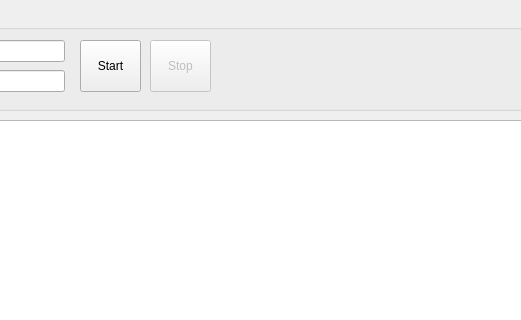
Before: the Qt Designer form mainwindow.ui in aalesv/FastECU-broker, drawn with Qt 5; both pictures show x 160 to 681 and y 0 to 320 of the 800 by 600 pixel window.
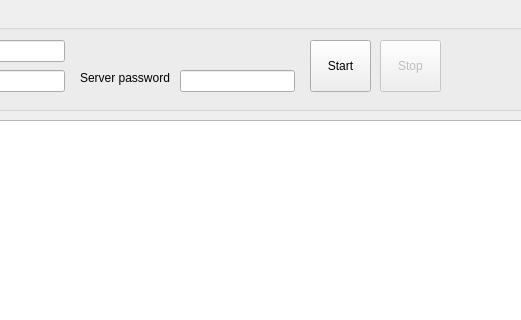
After: the same form once the commit is applied.

Commit message: Added server password

The edit to the form file:
```diff
--- a/mainwindow.ui
+++ b/mainwindow.ui
@@ -117,7 +117,7 @@
     <widget class="QPushButton" name="pushButton_start">
      <property name="geometry">
       <rect>
-       <x>220</x>
+       <x>450</x>
        <y>30</y>
        <width>61</width>
        <height>52</height>
@@ -133,7 +133,7 @@
      </property>
      <property name="geometry">
       <rect>
-       <x>290</x>
+       <x>520</x>
        <y>30</y>
        <width>61</width>
        <height>52</height>
@@ -143,6 +143,38 @@
       <string>Stop</string>
      </property>
     </widget>
+    <widget class="QLabel" name="label_server_password">
+     <property name="geometry">
+      <rect>
+       <x>220</x>
+       <y>60</y>
+       <width>91</width>
+       <height>16</height>
+      </rect>
+     </property>
+     <property name="autoFillBackground">
+      <bool>false</bool>
+     </property>
+     <property name="text">
+      <string>Server password</string>
+     </property>
+    </widget>
+    <widget class="QLineEdit" name="lineEdit_server_password">
+     <property name="enabled">
+      <bool>true</bool>
+     </property>
+     <property name="geometry">
+      <rect>
+       <x>320</x>
+       <y>60</y>
+       <width>115</width>
+       <height>22</height>
+      </rect>
+     </property>
+     <property name="text">
+      <string/>
+     </property>
+    </widget>
    </widget>
    <widget class="QPlainTextEdit" name="plainTextEdit_logs">
     <property name="enabled">
```
The commit also changes 4 other files.
